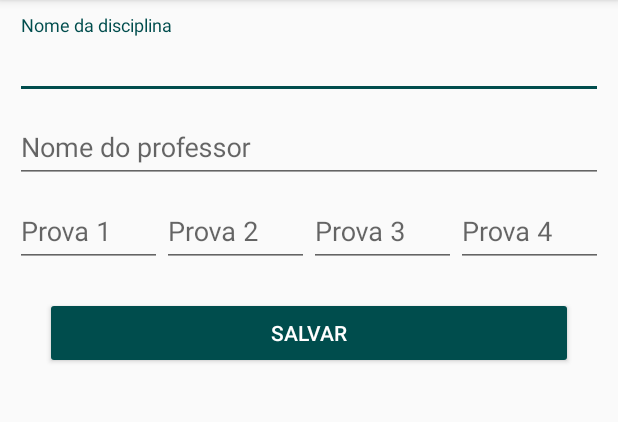
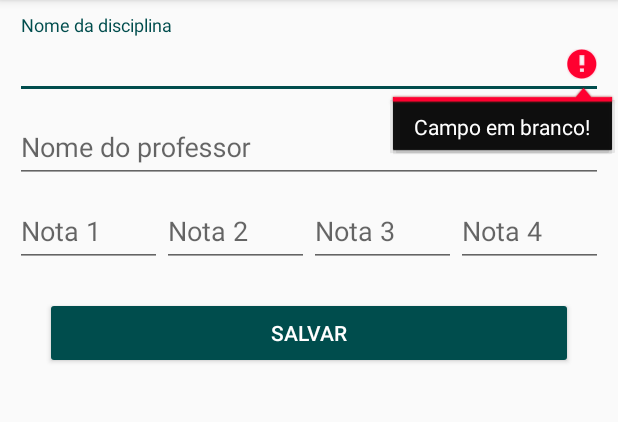
Before and after one commit to raphaelframos/devmov1, an Android app: the NovaDisciplinaActivity screen opened directly, with no data from a screen before it, after a tap on "SALVAR", on a phone screen of 412 x 824 dp, the part 84-506 px from its top. Run offline under Robolectric (Android 15) with nearby library versions, the phone set to English and light mode, and no system bars; our stand-ins replace Firebase (no records; nobody signed in at launch, a user with empty details on screens opened directly).

Commit message:
Salvando disciplina no firebase

```diff
--- a/Terceirao/app/src/main/AndroidManifest.xml
+++ b/Terceirao/app/src/main/AndroidManifest.xml
@@ -22,7 +22,7 @@
         <activity android:name=".CadastroDeNotaActivity" />
         <activity android:name=".NotasActivity" />
         <activity android:name=".DetalheNotaActivity" />
-        <activity android:name="com.raphaelframos.FirebaseActivity"></activity>
+        <activity android:name=".FirebaseActivity"></activity>
     </application>
 
 </manifest>
--- a/Terceirao/app/src/main/java/com/raphaelframos/FirebaseActivity.java
+++ b/Terceirao/app/src/main/java/com/raphaelframos/terceirao/FirebaseActivity.java
@@ -1,4 +1,4 @@
-package com.raphaelframos;
+package com.raphaelframos.terceirao;
 
 import android.content.Context;
 import android.content.SharedPreferences;
--- a/Terceirao/app/src/main/java/com/raphaelframos/terceirao/MenuPrincipalActivity.java
+++ b/Terceirao/app/src/main/java/com/raphaelframos/terceirao/MenuPrincipalActivity.java
@@ -6,9 +6,7 @@ import android.support.annotation.NonNull;
 import android.support.design.widget.BottomNavigationView;
 import android.support.v7.app.AppCompatActivity;
 import android.view.MenuItem;
-import android.widget.TextView;
 
-import com.raphaelframos.FirebaseActivity;
 import com.raphaelframos.terceirao.fragment.DisciplinasFragment;
 import com.raphaelframos.terceirao.fragment.PerfilFragment;
 import com.raphaelframos.terceirao.utils.FragmentoUtils;
@@ -43,7 +41,7 @@ public class MenuPrincipalActivity extends AppCompatActivity {
         navigation.setOnNavigationItemSelectedListener(mOnNavigationItemSelectedListener);
 
         FragmentoUtils.replace(MenuPrincipalActivity.this, new DisciplinasFragment());
-        startActivity(new Intent(this, FirebaseActivity.class));
+     //   startActivity(new Intent(this, FirebaseActivity.class));
 
 
     }
--- a/Terceirao/app/src/main/java/com/raphaelframos/terceirao/NovaDisciplinaActivity.java
+++ b/Terceirao/app/src/main/java/com/raphaelframos/terceirao/NovaDisciplinaActivity.java
@@ -1,5 +1,9 @@
 package com.raphaelframos.terceirao;
 
+import android.content.Context;
+import android.content.DialogInterface;
+import android.content.SharedPreferences;
+import android.support.v7.app.AlertDialog;
 import android.support.v7.app.AppCompatActivity;
 import android.os.Bundle;
 import android.view.View;
@@ -7,25 +11,38 @@ import android.widget.Button;
 import android.widget.EditText;
 import android.widget.Toast;
 
+import com.google.android.gms.tasks.OnSuccessListener;
+import com.google.firebase.database.DatabaseReference;
+import com.google.firebase.database.FirebaseDatabase;
 import com.raphaelframos.terceirao.banco_dados.BancoDeDados;
 import com.raphaelframos.terceirao.model.Disciplina;
 
 public class NovaDisciplinaActivity extends AppCompatActivity {
 
     private EditText editNome;
+    private EditText editTextNomeProfessor;
     private Button buttonSalvar;
+    private EditText editTextNota1;
+    private EditText editTextNota2;
+    private EditText editTextNota3;
+    private EditText editTextNota4;
+    private Disciplina disciplina;
 
     @Override
     protected void onCreate(Bundle savedInstanceState) {
         super.onCreate(savedInstanceState);
         setContentView(R.layout.activity_nova_disciplina);
 
-        String nomeDoAluno = getIntent().getStringExtra("nome");
-        int idade = getIntent().getIntExtra("idade", 0);
-        Disciplina disciplina = (Disciplina) getIntent().getSerializableExtra("disciplina");
+        final Disciplina disciplina = (Disciplina) getIntent().getSerializableExtra("disciplina");
 
 
         editNome = findViewById(R.id.edit_text_nome_disciplina);
+        editTextNomeProfessor = findViewById(R.id.edit_text_nome_professor);
+        editTextNota1 = findViewById(R.id.edit_text_nota1);
+        editTextNota2 = findViewById(R.id.edit_text_nota2);
+        editTextNota3 = findViewById(R.id.edit_text_nota3);
+        editTextNota4 = findViewById(R.id.edit_text_nota4);
+
         buttonSalvar = findViewById(R.id.button_salvar);
 
         if(disciplina != null){
@@ -35,10 +52,57 @@ public class NovaDisciplinaActivity extends AppCompatActivity {
         buttonSalvar.setOnClickListener(new View.OnClickListener() {
             @Override
             public void onClick(View view) {
-                String nomeDaDisciplina = editNome.getText().toString();
-                BancoDeDados.getInstance().salva(nomeDaDisciplina);
-                Toast.makeText(getApplicationContext(), "Quantidade de nomes " + BancoDeDados.getInstance().getDisciplinas().size(), Toast.LENGTH_SHORT).show();
+                if(capturaDados()){
+                    final FirebaseDatabase database = FirebaseDatabase.getInstance();
+
+                    SharedPreferences sharedPreferences = getSharedPreferences(getString(R.string.shared_config), Context.MODE_PRIVATE);
+                    String id = sharedPreferences.getString(getString(R.string.id), "");
+
+                    DatabaseReference myRef = database.getReference("disciplinas");
+                    myRef.child(id).push().setValue(disciplina).addOnSuccessListener(new OnSuccessListener<Void>() {
+                        @Override
+                        public void onSuccess(Void aVoid) {
+                            AlertDialog.Builder alerta = new AlertDialog.Builder(NovaDisciplinaActivity.this);
+                            alerta.setTitle("Nova disciplina");
+                            alerta.setMessage("Disciplina adicionada com sucesso!");
+                            alerta.setNeutralButton("Ok", new DialogInterface.OnClickListener() {
+                                @Override
+                                public void onClick(DialogInterface dialogInterface, int i) {
+                                    finish();
+                                }
+                            });
+                            alerta.show();
+                        }
+                    });
+
+
+
+                }
             }
         });
     }
+
+    public boolean capturaDados(){
+        String nomeDisciplina = editNome.getText().toString();
+        String nomeProfessor = editTextNomeProfessor.getText().toString();
+        String nota1 = editTextNota1.getText().toString();
+        String nota2 = editTextNota2.getText().toString();
+        String nota3 = editTextNota3.getText().toString();
+        String nota4 = editTextNota4.getText().toString();
+
+        if(nomeDisciplina.isEmpty()){
+            editNome.setError("Campo em branco!");
+            return false;
+        }
+
+        disciplina = new Disciplina();
+        disciplina.setNome(nomeDisciplina);
+        disciplina.setNomeDoProfessor(nomeProfessor);
+        disciplina.adicionaNota(nota1);
+        disciplina.adicionaNota(nota2);
+        disciplina.adicionaNota(nota3);
+        disciplina.adicionaNota(nota4);
+
+        return true;
+    }
 }
--- a/Terceirao/app/src/main/res/layout/activity_firebase.xml
+++ b/Terceirao/app/src/main/res/layout/activity_firebase.xml
@@ -4,6 +4,6 @@
     xmlns:tools="http://schemas.android.com/tools"
     android:layout_width="match_parent"
     android:layout_height="match_parent"
-    tools:context="com.raphaelframos.FirebaseActivity">
+    tools:context=".FirebaseActivity">
 
 </android.support.constraint.ConstraintLayout>
--- a/Terceirao/app/src/main/res/layout/activity_nova_disciplina.xml
+++ b/Terceirao/app/src/main/res/layout/activity_nova_disciplina.xml
@@ -43,8 +43,8 @@
             android:layout_height="wrap_content">
 
             <android.support.design.widget.TextInputEditText
-                android:id="@+id/edit_text_prova1"
-                android:hint="Prova 1"
+                android:id="@+id/edit_text_nota1"
+                android:hint="Nota 1"
                 android:inputType="numberDecimal"
                 android:layout_width="match_parent"
                 android:layout_height="wrap_content" />
@@ -56,8 +56,8 @@
                 android:layout_height="wrap_content">
 
                 <android.support.design.widget.TextInputEditText
-                    android:id="@+id/edit_text_prova2"
-                    android:hint="Prova 2"
+                    android:id="@+id/edit_text_nota2"
+                    android:hint="Nota 2"
                     android:inputType="numberDecimal"
                     android:layout_width="match_parent"
                     android:layout_height="wrap_content" />
@@ -69,8 +69,8 @@
                 android:layout_height="wrap_content">
 
                 <android.support.design.widget.TextInputEditText
-                    android:id="@+id/edit_text_prova3"
-                    android:hint="Prova 3"
+                    android:id="@+id/edit_text_nota3"
+                    android:hint="Nota 3"
                     android:inputType="numberDecimal"
                     android:layout_width="match_parent"
                     android:layout_height="wrap_content" />
@@ -82,8 +82,8 @@
                 android:layout_height="wrap_content">
 
                 <android.support.design.widget.TextInputEditText
-                    android:id="@+id/edit_text_prova4"
-                    android:hint="Prova 4"
+                    android:id="@+id/edit_text_nota4"
+                    android:hint="Nota 4"
                     android:inputType="numberDecimal"
                     android:layout_width="match_parent"
                     android:layout_height="wrap_content" />
```
Also changed, not shown: Terceirao/app/src/main/java/com/raphaelframos/terceirao/model/Disciplina.java (+8 -0 lines).
